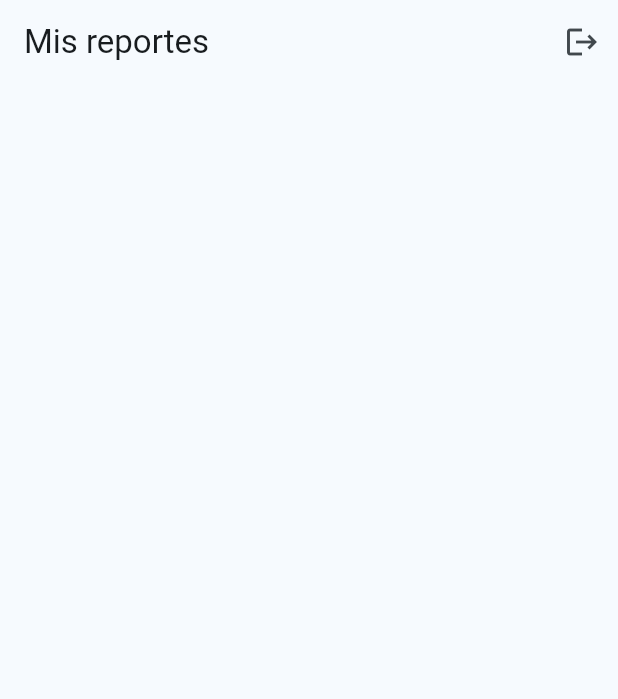
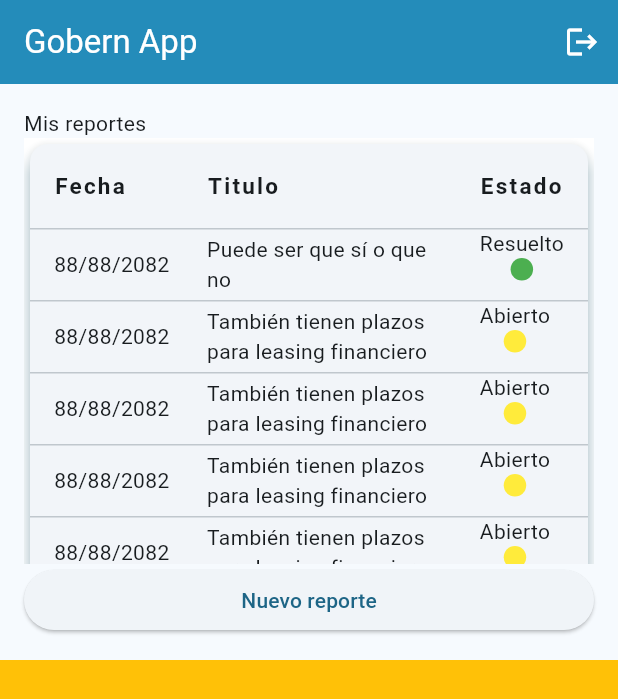
Before and after one commit to gomezmedinamoises/demo, a Flutter app: the screen it shows once a user with an empty profile is signed in, on a phone screen of 412 x 824 dp. Shown: the top 699 px of the screen. Run offline on Flutter 3.47's test engine with Material 3 defaults, Android fonts, the phone set to English and light mode, and no system bars; our stand-ins replace cloud_firestore, firebase_auth, firebase_core, firebase_storage, flutter_riverpod, go_router; missing offline and left inert: firebase_ui_auth, firebase_ui_localizations; accounts and stored records are empty; statements that could not run were skipped.

Commit message:
Implement basic card UI for report list

```diff
--- a/lib/core/style/screen_styles.dart
+++ /dev/null
@@ -1,2 +0,0 @@
-import 'package:flutter/material.dart';
-import 'package:firebase_ui_auth/firebase_ui_auth.dart';
--- a/lib/presentation/screens/home_screen.dart
+++ b/lib/presentation/screens/home_screen.dart
@@ -1,3 +1,6 @@
+import 'package:demo/core/style/palette_colors.dart';
+import 'package:demo/presentation/widgets/newsfeed_section.dart';
+import 'package:demo/presentation/widgets/reports_section.dart';
 import 'package:firebase_ui_auth/firebase_ui_auth.dart';
 import 'package:flutter/material.dart';
 import 'package:flutter_riverpod/flutter_riverpod.dart';
@@ -16,14 +19,33 @@ class HomeScreen extends ConsumerWidget {
     final auth = ref.read(firebaseAuthProvider);
     return Scaffold(
       appBar: AppBar(
-        title: const Text('Mis reportes'),
+        backgroundColor: PaletteColors.blue,
+        title: const Text(
+          'Gobern App',
+          style: TextStyle(color: PaletteColors.white),
+        ),
         actions: [
           IconButton(
             onPressed: () {
               FirebaseUIAuth.signOut(auth: auth);
               context.goNamed(AppRoute.signIn.name);
             },
-            icon: const Icon(Icons.logout),
+            icon: const Icon(
+              Icons.logout,
+              color: PaletteColors.white,
+            ),
+          ),
+        ],
+      ),
+      body: Column(
+        children: [
+          Expanded(
+            flex: 1,
+            child: ReportsSection(),
+          ),
+          Expanded(
+            flex: 1,
+            child: NewsfeedSection(),
           ),
         ],
       ),
--- /dev/null
+++ b/lib/presentation/widgets/newsfeed_section.dart
@@ -0,0 +1,12 @@
+import 'package:flutter/material.dart';
+
+class NewsfeedSection extends StatelessWidget {
+  const NewsfeedSection({super.key});
+
+  @override
+  Widget build(BuildContext context) {
+    return Container(
+      color: Colors.amber,
+    );
+  }
+}
--- /dev/null
+++ b/lib/presentation/widgets/report_table.dart
@@ -0,0 +1,175 @@
+// ignore_for_file: public_member_api_docs, sort_constructors_first
+import 'package:demo/core/style/palette_colors.dart';
+import 'package:flutter/material.dart';
+
+class ReportTable extends StatelessWidget {
+  const ReportTable({
+    super.key,
+  });
+
+  @override
+  Widget build(BuildContext context) {
+    //final _data = MyDataTableSource();
+
+    return Container(
+      color: Colors.white,
+      child: SingleChildScrollView(
+        child: Card(
+          surfaceTintColor: Colors.white,
+          shadowColor: PaletteColors.blue,
+          elevation: 5.0,
+          child: DataTable(
+            columnSpacing: 25.0,
+            horizontalMargin: 16.0,
+            //border: TableBorder(verticalInside: BorderSide(width: 2.0)),
+            columns: columns,
+            rows: getRows(),
+            //dataRowColor: MaterialStateProperty.all(Colors.white),
+          ),
+        ),
+      ),
+    );
+  }
+}
+
+TextStyle titlesStyle = const TextStyle(
+  fontWeight: FontWeight.bold,
+  fontSize: 15.0,
+  letterSpacing: 1.5,
+);
+
+List<DataColumn> columns = [
+  DataColumn(
+    label: Text(
+      'Fecha',
+      style: titlesStyle,
+    ),
+  ),
+  DataColumn(
+    label: Text(
+      'Titulo',
+      style: titlesStyle,
+    ),
+  ),
+  DataColumn(
+    label: Text(
+      'Estado',
+      style: titlesStyle,
+    ),
+  ),
+];
+
+List<DataRow> getRows() {
+  return rowsData.map(
+    (RowData row) {
+      return DataRow(
+        cells: [
+          DataCell(Text(row.date)),
+          DataCell(Text(
+            row.title,
+            maxLines: 2,
+            overflow: TextOverflow.ellipsis,
+          )),
+          DataCell(
+            Column(
+              children: [
+                Text(row.status),
+                const SizedBox(width: 5),
+                Container(
+                  width: 15,
+                  height: 15,
+                  decoration: BoxDecoration(
+                    shape: BoxShape.circle,
+                    color: row.color,
+                  ),
+                ),
+              ],
+            ),
+          ),
+        ],
+      );
+    },
+  ).toList();
+}
+
+List<RowData> rowsData = [
+  RowData(
+    date: '88/88/2082',
+    title: 'Puede ser que sí o que no',
+    status: 'Resuelto',
+    color: Colors.green,
+  ),
+  RowData(
+    date: '88/88/2082',
+    title: 'También tienen plazos para leasing financiero',
+    status: 'Abierto',
+    color: Colors.yellow,
+  ),
+  RowData(
+    date: '88/88/2082',
+    title: 'También tienen plazos para leasing financiero',
+    status: 'Abierto',
+    color: Colors.yellow,
+  ),
+  RowData(
+    date: '88/88/2082',
+    title: 'También tienen plazos para leasing financiero',
+    status: 'Abierto',
+    color: Colors.yellow,
+  ),
+  RowData(
+    date: '88/88/2082',
+    title: 'También tienen plazos para leasing financiero',
+    status: 'Abierto',
+    color: Colors.yellow,
+  ),
+  RowData(
+    date: '88/88/2082',
+    title: 'También tienen plazos para leasing financiero',
+    status: 'Abierto',
+    color: Colors.yellow,
+  ),
+  RowData(
+    date: '88/88/2082',
+    title: 'También tienen plazos para leasing financiero',
+    status: 'Abierto',
+    color: Colors.yellow,
+  ),
+  RowData(
+    date: '88/88/2082',
+    title: 'También tienen plazos para leasing financiero',
+    status: 'Abierto',
+    color: Colors.yellow,
+  ),
+  RowData(
+    date: '88/88/2082',
+    title: 'También tienen plazos para leasing financiero',
+    status: 'Abierto',
+    color: Colors.yellow,
+  ),
+  RowData(
+    date: '88/88/2082',
+    title: 'También tienen plazos para leasing financiero',
+    status: 'Abierto',
+    color: Colors.yellow,
+  ),
+  RowData(
+    date: '88/88/2082',
+    title: 'También tienen plazos para leasing financiero',
+    status: 'Abierto',
+    color: Colors.yellow,
+  ),
+];
+
+class RowData {
+  String date;
+  String title;
+  String status;
+  MaterialColor color;
+  RowData({
+    required this.date,
+    required this.title,
+    required this.status,
+    required this.color,
+  });
+}
--- /dev/null
+++ b/lib/presentation/widgets/reports_section.dart
@@ -0,0 +1,28 @@
+import 'package:demo/presentation/widgets/report_table.dart';
+import 'package:flutter/material.dart';
+
+class ReportsSection extends StatelessWidget {
+  const ReportsSection({
+    super.key,
+  });
+
+  @override
+  Widget build(BuildContext context) {
+    return Padding(
+      padding: const EdgeInsets.all(16.0),
+      child: Column(
+        crossAxisAlignment: CrossAxisAlignment.stretch,
+        children: [
+          Text('Mis reportes'),
+          Expanded(
+            child: ReportTable(),
+          ),
+          ElevatedButton(
+            onPressed: () {},
+            child: Text('Nuevo reporte'),
+          ),
+        ],
+      ),
+    );
+  }
+}
```
